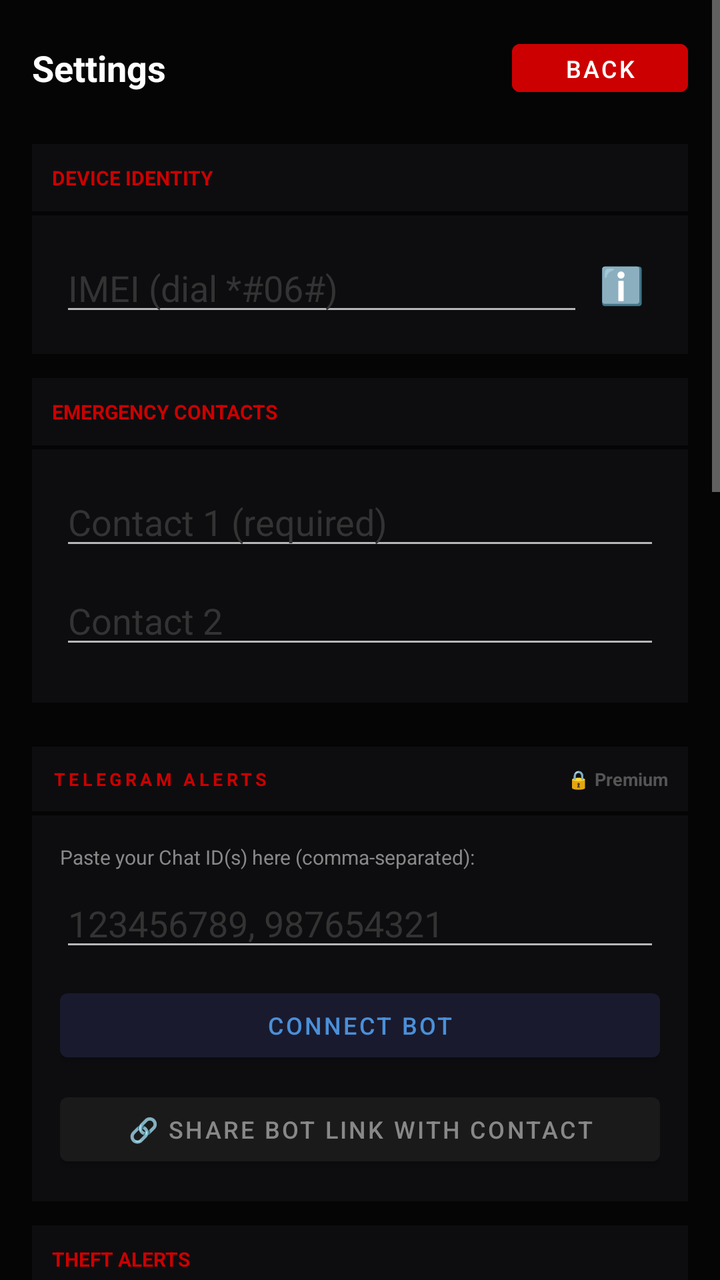
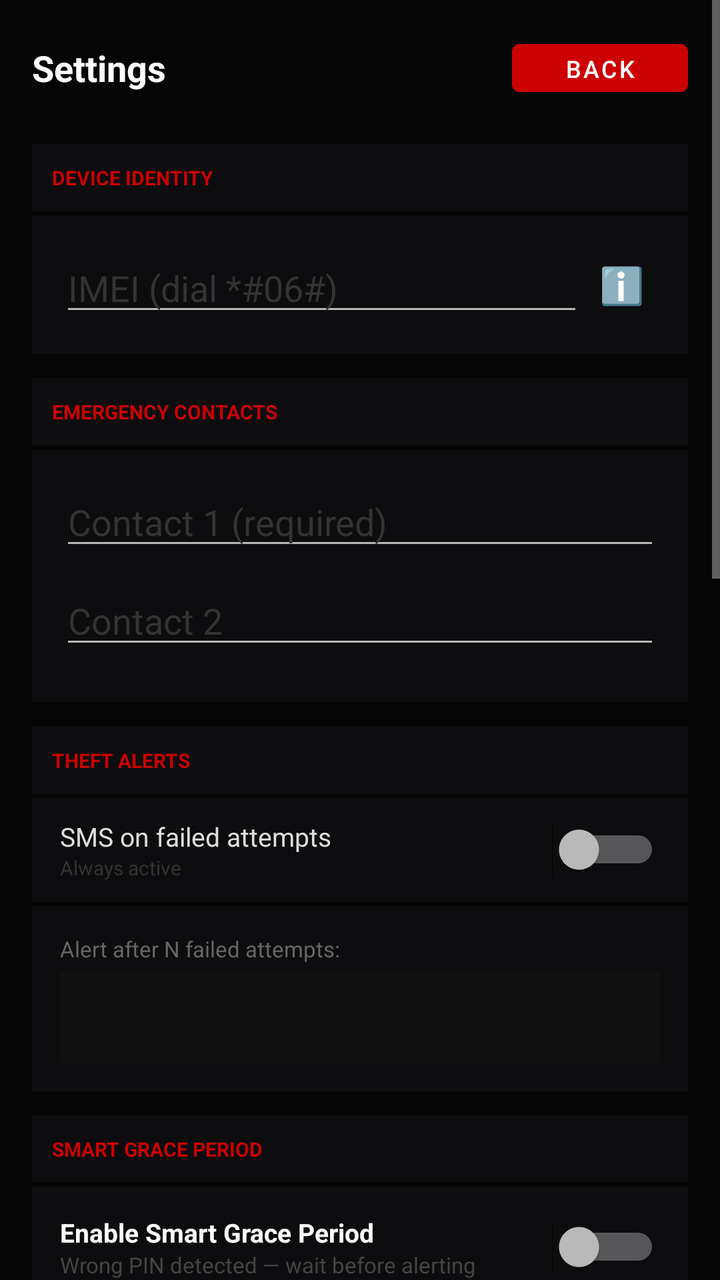

The first picture is an Android layout as it rendered before a commit; the second is the same layout after the commit. The layout source and the unified diff follow.
<!-- AndroidManifest.xml: application theme Theme.ThievesTrap -->
<!-- res/layout/activity_settings.xml -->
<?xml version="1.0" encoding="utf-8"?>
<ScrollView xmlns:android="http://schemas.android.com/apk/res/android"
    android:layout_width="match_parent" android:layout_height="match_parent"
    android:background="#050505">
    <LinearLayout android:layout_width="match_parent" android:layout_height="wrap_content"
        android:orientation="vertical" android:padding="16dp">

        
        <LinearLayout android:layout_width="match_parent" android:layout_height="wrap_content"
            android:orientation="horizontal" android:gravity="center_vertical"
            android:layout_marginBottom="20dp">
            <TextView android:text="@string/settings_title" android:layout_width="0dp"
                android:layout_height="wrap_content" android:layout_weight="1"
                android:textSize="18sp" android:textStyle="bold" android:textColor="#FFFFFF"/>
            <Button android:id="@+id/btn_back" android:layout_width="wrap_content"
                android:layout_height="36dp" android:text="@string/back_btn"
                android:backgroundTint="#CC0000" android:textColor="#FFFFFF" android:textSize="12sp"/>
        </LinearLayout>

        
        <TextView android:text="@string/section_identity"
            android:layout_width="match_parent" android:layout_height="wrap_content"
            android:textSize="10sp" android:textColor="#CC0000" android:textStyle="bold"
            android:background="#0D0D10" android:padding="10dp" android:layout_marginBottom="2dp"/>
        <LinearLayout android:layout_width="match_parent" android:layout_height="wrap_content"
            android:orientation="vertical" android:background="#0D0D10"
            android:padding="14dp" android:layout_marginBottom="12dp">
            <LinearLayout android:layout_width="match_parent" android:layout_height="wrap_content"
                android:orientation="horizontal" android:gravity="center_vertical">
                <EditText android:id="@+id/et_imei" android:layout_width="0dp"
                    android:layout_height="wrap_content" android:layout_weight="1"
                    android:hint="IMEI (dial *#06#)" android:inputType="number"
                    android:textColor="#FFFFFF" android:textColorHint="#333333"/>
                <TextView android:id="@+id/tv_imei_hint" android:layout_width="wrap_content"
                    android:layout_height="wrap_content" android:text="&#8505;&#65039;"
                    android:textSize="18sp" android:textColor="#CC0000" android:padding="8dp"/>
            </LinearLayout>
        </LinearLayout>

        
        <TextView android:text="@string/section_contacts"
            android:layout_width="match_parent" android:layout_height="wrap_content"
            android:textSize="10sp" android:textColor="#CC0000" android:textStyle="bold"
            android:background="#0D0D10" android:padding="10dp" android:layout_marginBottom="2dp"/>
        <LinearLayout android:layout_width="match_parent" android:layout_height="wrap_content"
            android:orientation="vertical" android:background="#0D0D10"
            android:padding="14dp" android:layout_marginBottom="12dp">
            <EditText android:id="@+id/et_phone" android:layout_width="match_parent"
                android:layout_height="wrap_content" android:hint="Contact 1 (required)"
                android:inputType="phone" android:textColor="#FFFFFF"
                android:textColorHint="#333333" android:layout_marginBottom="8dp"/>
            <EditText android:id="@+id/et_phone2" android:layout_width="match_parent"
                android:layout_height="wrap_content" android:hint="Contact 2"
                android:inputType="phone" android:textColor="#FFFFFF"
                android:textColorHint="#333333" android:layout_marginBottom="8dp"/>
        </LinearLayout>

        
        <LinearLayout android:layout_width="match_parent" android:layout_height="wrap_content"
            android:orientation="horizontal" android:gravity="center_vertical"
            android:background="#0D0D10" android:padding="10dp"
            android:layout_marginTop="10dp" android:layout_marginBottom="2dp">
            <TextView android:text="@string/telegram_section"
                android:layout_width="0dp" android:layout_height="wrap_content"
                android:layout_weight="1"
                android:textSize="9sp" android:textColor="#CC0000" android:textStyle="bold"
                android:letterSpacing="0.2"/>
            <TextView android:id="@+id/tv_telegram_premium_badge"
                android:layout_width="wrap_content" android:layout_height="wrap_content"
                android:text="@string/premium_lock" android:textSize="9sp"
                android:textColor="#555555" android:textStyle="bold"/>
        </LinearLayout>
        <LinearLayout android:id="@+id/layout_telegram_section"
            android:layout_width="match_parent" android:layout_height="wrap_content"
            android:orientation="vertical" android:background="#0D0D10"
            android:padding="14dp" android:layout_marginBottom="12dp">
            
            <TextView android:text="@string/paste_chat_id"
                android:layout_width="match_parent" android:layout_height="wrap_content"
                android:textSize="10sp" android:textColor="#888888" android:layout_marginBottom="4dp"/>
            <EditText android:id="@+id/et_telegram_ids"
                android:layout_width="match_parent" android:layout_height="wrap_content"
                android:hint="123456789, 987654321"
                android:inputType="text" android:textColor="#FFFFFF"
                android:textColorHint="#333333" android:layout_marginBottom="10dp"
                android:focusable="false" android:clickable="true"/>

            
            <Button android:id="@+id/btn_setup_bot"
                android:layout_width="match_parent" android:layout_height="44dp"
                android:text="@string/connect_bot"
                android:backgroundTint="#1A1A2E" android:textColor="#4A90D9"
                android:textSize="12sp" android:layout_marginBottom="8dp"/>

            
            <Button android:id="@+id/btn_share_bot"
                android:layout_width="match_parent" android:layout_height="44dp"
                android:text="@string/tg_share_bot_btn"
                android:backgroundTint="#1A1A1A" android:textColor="#888888"
                android:textSize="12sp"/>
        </LinearLayout>

        
        <TextView android:text="@string/theft_alerts_section"
            android:layout_width="match_parent" android:layout_height="wrap_content"
            android:textSize="10sp" android:textColor="#CC0000" android:textStyle="bold"
            android:background="#0D0D10" android:padding="10dp" android:layout_marginBottom="2dp"/>
        <LinearLayout android:layout_width="match_parent" android:layout_height="wrap_content"
            android:orientation="vertical" android:background="#0D0D10" android:layout_marginBottom="2dp">
            <LinearLayout android:layout_width="match_parent" android:layout_height="52dp"
                android:orientation="horizontal" android:gravity="center_vertical"
                android:paddingStart="14dp" android:paddingEnd="14dp">
                <LinearLayout android:layout_width="0dp" android:layout_height="wrap_content"
                    android:layout_weight="1" android:orientation="vertical">
                    <TextView android:text="@string/sms_failed_label" android:layout_width="wrap_content"
                        android:layout_height="wrap_content" android:textColor="#DDDDDD" android:textSize="13sp"/>
                    <TextView android:text="@string/sms_failed_always" android:layout_width="wrap_content"
                        android:layout_height="wrap_content" android:textColor="#333333" android:textSize="10sp"/>
                </LinearLayout>
                <Switch android:id="@+id/sw_failed"
                    android:layout_width="wrap_content" android:layout_height="wrap_content"/>
            </LinearLayout>
        </LinearLayout>
        <LinearLayout android:layout_width="match_parent" android:layout_height="wrap_content"
            android:orientation="vertical" android:background="#0D0D10"
            android:padding="14dp" android:layout_marginBottom="12dp">
            <TextView android:text="@string/alert_after_n"
                android:layout_width="wrap_content" android:layout_height="wrap_content"
                android:textColor="#666666" android:textSize="11sp" android:layout_marginBottom="4dp"/>
            <Spinner android:id="@+id/spinner_failed" android:layout_width="match_parent"
                android:layout_height="46dp" android:background="#111111"/>
        </LinearLayout>

        
        <TextView android:text="@string/grace_section"
            android:layout_width="match_parent" android:layout_height="wrap_content"
            android:textSize="10sp" android:textColor="#CC0000" android:textStyle="bold"
            android:background="#0D0D10" android:padding="10dp" android:layout_marginBottom="2dp"/>
        <LinearLayout android:layout_width="match_parent" android:layout_height="wrap_content"
            android:orientation="vertical" android:background="#0D0D10"
            android:padding="14dp" android:layout_marginBottom="12dp">
            <LinearLayout android:layout_width="match_parent" android:layout_height="wrap_content"
                android:orientation="horizontal" android:gravity="center_vertical"
                android:layout_marginBottom="8dp">
                <LinearLayout android:layout_width="0dp" android:layout_height="wrap_content"
                    android:layout_weight="1" android:orientation="vertical">
                    <TextView android:text="@string/grace_toggle_label"
                        android:layout_width="wrap_content" android:layout_height="wrap_content"
                        android:textColor="#FFFFFF" android:textSize="13sp" android:textStyle="bold"/>
                    <TextView android:text="@string/grace_wrong_pin"
                        android:layout_width="wrap_content" android:layout_height="wrap_content"
                        android:textColor="#444444" android:textSize="11sp"/>
                </LinearLayout>
                <Switch android:id="@+id/sw_grace_enabled"
                    android:layout_width="wrap_content" android:layout_height="wrap_content"/>
            </LinearLayout>
            <LinearLayout android:layout_width="match_parent" android:layout_height="wrap_content"
                android:orientation="horizontal" android:gravity="center_vertical"
                android:layout_marginBottom="8dp">
                <TextView android:text="@string/grace_5s" android:layout_width="wrap_content"
                    android:layout_height="wrap_content" android:textColor="#444444"
                    android:textSize="11sp" android:layout_marginEnd="8dp"/>
                <SeekBar android:id="@+id/seekbar_grace" android:layout_width="0dp"
                    android:layout_height="wrap_content" android:layout_weight="1"
                    android:max="55" android:progress="5"
                    android:progressTint="#CC0000" android:thumbTint="#CC0000"/>
                <TextView android:text="@string/grace_60s" android:layout_width="wrap_content"
                    android:layout_height="wrap_content" android:textColor="#444444"
                    android:textSize="11sp" android:layout_marginStart="8dp"/>
            </LinearLayout>
            <TextView android:id="@+id/tv_grace_value" android:layout_width="match_parent"
                android:layout_height="wrap_content" android:text="@string/grace_off_label"
                android:textColor="#444444" android:textSize="12sp" android:gravity="center"/>
        </LinearLayout>

        
        <TextView android:text="@string/device_status_section"
            android:layout_width="match_parent" android:layout_height="wrap_content"
            android:textSize="10sp" android:textColor="#CC0000" android:textStyle="bold"
            android:background="#0D0D10" android:padding="10dp" android:layout_marginBottom="2dp"/>
        <LinearLayout android:layout_width="match_parent" android:layout_height="wrap_content"
            android:orientation="vertical" android:background="#0D0D10" android:layout_marginBottom="12dp">

            
            <LinearLayout android:layout_width="match_parent" android:layout_height="50dp"
                android:orientation="horizontal" android:gravity="center_vertical"
                android:paddingStart="14dp" android:paddingEnd="14dp" android:layout_marginBottom="1dp">
                <LinearLayout android:layout_width="0dp" android:layout_height="wrap_content"
                    android:layout_weight="1" android:orientation="vertical">
                    <TextView android:text="@string/selfie_label" android:layout_width="wrap_content"
                        android:layout_height="wrap_content" android:textColor="#DDDDDD" android:textSize="13sp"/>
                    <TextView android:text="@string/selfie_sub_tg" android:layout_width="wrap_content"
                        android:layout_height="wrap_content" android:textColor="#333333" android:textSize="10sp"/>
                </LinearLayout>
                <Switch android:id="@+id/sw_selfie"
                    android:layout_width="wrap_content" android:layout_height="wrap_content"/>
            </LinearLayout>

            
            <LinearLayout android:layout_width="match_parent" android:layout_height="50dp"
                android:orientation="horizontal" android:gravity="center_vertical"
                android:paddingStart="14dp" android:paddingEnd="14dp" android:layout_marginBottom="1dp">
                <LinearLayout android:layout_width="0dp" android:layout_height="wrap_content"
                    android:layout_weight="1" android:orientation="vertical">
                    <TextView android:text="@string/sim_change_label" android:layout_width="wrap_content"
                        android:layout_height="wrap_content" android:textColor="#DDDDDD" android:textSize="13sp"/>
                    <TextView android:text="@string/sim_premium_label" android:layout_width="wrap_content"
                        android:layout_height="wrap_content" android:textColor="#333333" android:textSize="10sp"/>
                </LinearLayout>
                <Switch android:id="@+id/sw_sim"
                    android:layout_width="wrap_content" android:layout_height="wrap_content"/>
            </LinearLayout>

            
            <LinearLayout android:layout_width="match_parent" android:layout_height="50dp"
                android:orientation="horizontal" android:gravity="center_vertical"
                android:paddingStart="14dp" android:paddingEnd="14dp" android:layout_marginBottom="1dp">
                <TextView android:text="@string/silent_mode_label" android:layout_width="0dp"
                    android:layout_height="wrap_content" android:layout_weight="1"
                    android:textColor="#DDDDDD" android:textSize="13sp"/>
                <Switch android:id="@+id/sw_silent"
                    android:layout_width="wrap_content" android:layout_height="wrap_content"/>
            </LinearLayout>

        </LinearLayout>

        
        <TextView android:text="@string/remote_section"
            android:layout_width="match_parent" android:layout_height="wrap_content"
            android:textSize="10sp" android:textColor="#CC0000" android:textStyle="bold"
            android:background="#0D0D10" android:padding="10dp" android:layout_marginBottom="2dp"/>
        <LinearLayout android:layout_width="match_parent" android:layout_height="wrap_content"
            android:orientation="vertical" android:background="#0D0D10"
            android:padding="14dp" android:layout_marginBottom="12dp">
            <TextView android:text="@string/ping_note"
                android:layout_width="match_parent" android:layout_height="wrap_content"
                android:textSize="11sp" android:textColor="#4A90D9" android:lineSpacingMultiplier="1.3"/>
        </LinearLayout>

        
        <TextView android:text="@string/notifications_section"
            android:layout_width="match_parent" android:layout_height="wrap_content"
            android:textSize="9sp" android:textColor="#CC0000" android:textStyle="bold"
            android:background="#0D0D10" android:padding="10dp"
            android:layout_marginTop="10dp" android:layout_marginBottom="2dp"/>
        <LinearLayout android:layout_width="match_parent" android:layout_height="52dp"
            android:orientation="horizontal" android:gravity="center_vertical"
            android:background="#0D0D10" android:paddingStart="14dp" android:paddingEnd="14dp"
            android:layout_marginBottom="12dp">
            <LinearLayout android:layout_width="0dp" android:layout_height="wrap_content"
                android:layout_weight="1" android:orientation="vertical">
                <TextView android:text="@string/notif_status_label"
                    android:layout_width="wrap_content" android:layout_height="wrap_content"
                    android:textColor="#FFFFFF" android:textSize="13sp" android:textStyle="bold"/>
                <TextView android:text="@string/notif_status_sub"
                    android:layout_width="wrap_content" android:layout_height="wrap_content"
                    android:textColor="#444444" android:textSize="11sp"/>
            </LinearLayout>
            <Switch android:id="@+id/sw_notif_enabled"
                android:layout_width="wrap_content" android:layout_height="wrap_content"/>
        </LinearLayout>

        
        <LinearLayout android:layout_width="match_parent" android:layout_height="wrap_content"
            android:orientation="vertical" android:background="#0D0D10"
            android:padding="14dp" android:layout_marginBottom="12dp">
            <Button android:id="@+id/btn_test_sms" android:layout_width="match_parent"
                android:layout_height="44dp" android:text="@string/test_sms"
                android:backgroundTint="#1A1A1A" android:textColor="#AAAAAA"/>
        </LinearLayout>

        
        <LinearLayout android:layout_width="match_parent" android:layout_height="wrap_content"
            android:orientation="vertical" android:background="#0D0D10"
            android:padding="14dp" android:layout_marginBottom="12dp">
            <TextView android:id="@+id/tv_version" android:layout_width="wrap_content"
                android:layout_height="wrap_content" android:textColor="#333333"
                android:textSize="12sp" android:layout_marginBottom="3dp"/>
            <TextView android:id="@+id/tv_total_alerts" android:layout_width="wrap_content"
                android:layout_height="wrap_content" android:textColor="#333333"
                android:textSize="12sp" android:layout_marginBottom="3dp"/>
            <TextView android:id="@+id/tv_last_alert_info" android:layout_width="wrap_content"
                android:layout_height="wrap_content" android:textColor="#333333"
                android:textSize="12sp" android:layout_marginBottom="10dp"/>
            <Button android:id="@+id/btn_reset_stats" android:layout_width="match_parent"
                android:layout_height="42dp" android:text="@string/reset_stats"
                android:backgroundTint="#0D0D0D" android:textColor="#333333"/>
        </LinearLayout>

        
        <TextView android:layout_width="match_parent" android:layout_height="wrap_content"
            android:text="@string/copyright_text"
            android:textSize="9sp" android:textColor="#1A1A1A"
            android:gravity="center" android:padding="12dp"/>

    </LinearLayout>
</ScrollView>
<!-- resources referenced by this layout -->
<resources>
  <string name="alert_after_n">Alert after N failed attempts:</string>
  <string name="back_btn">Back</string>
  <string name="connect_bot">Connect Bot</string>
  <string name="copyright_text">Copyright 2026 iLine Tech by Ferak Aladdin</string>
  <string name="device_status_section">DEVICE STATUS ALERTS — Premium</string>
  <string name="grace_5s">5s</string>
  <string name="grace_60s">60s</string>
  <string name="grace_off_label">Smart Grace Period: OFF</string>
  <string name="grace_section">SMART GRACE PERIOD</string>
  <string name="grace_toggle_label">Enable Smart Grace Period</string>
  <string name="grace_wrong_pin">Wrong PIN detected — wait before alerting</string>
  <string name="notif_status_label">Persistent Status Notification</string>
  <string name="notif_status_sub">Show protection status in notification bar</string>
  <string name="notifications_section">NOTIFICATIONS</string>
  <string name="paste_chat_id">Paste your Chat ID(s) here (comma-separated):</string>
  <string name="ping_note">Note: You can only enable and disable auto location ping remotely. Commands: (PING 2), (PING 5), or (STOP PING).</string>
  <string name="premium_lock">🔒 Premium</string>
  <string name="remote_section">REMOTE CONTROL — Premium</string>
  <string name="reset_stats">Reset Statistics</string>
  <string name="section_contacts">EMERGENCY CONTACTS</string>
  <string name="section_identity">DEVICE IDENTITY</string>
  <string name="selfie_label">Selfie on failed attempts</string>
  <string name="selfie_sub_tg">Photo via Telegram</string>
  <string name="settings_title">Settings</string>
  <string name="silent_mode_label">Silent mode change</string>
  <string name="sim_change_label">SMS on SIM change</string>
  <string name="sim_premium_label">Premium</string>
  <string name="sms_failed_always">Always active</string>
  <string name="sms_failed_label">SMS on failed attempts</string>
  <string name="telegram_section">TELEGRAM ALERTS</string>
  <string name="test_sms">Send Test SMS</string>
  <string name="tg_share_bot_btn">🔗 Share Bot Link with Contact</string>
  <string name="theft_alerts_section">THEFT ALERTS</string>
  <style name="Theme.ThievesTrap" parent="Theme.MaterialComponents.NoActionBar">
          <item name="colorPrimary">#CC0000</item>
          <item name="colorPrimaryVariant">#990000</item>
          <item name="colorOnPrimary">#FFFFFF</item>
          <item name="android:windowBackground">#050505</item>
          <item name="android:statusBarColor">#050505</item>
          <item name="android:navigationBarColor">#050505</item>
      </style>
</resources>

<!-- the commit's change to res/layout/activity_settings.xml (unified diff, before → after) -->
@@ -56,49 +56,6 @@
         </LinearLayout>
 
         
-        <LinearLayout android:layout_width="match_parent" android:layout_height="wrap_content"
-            android:orientation="horizontal" android:gravity="center_vertical"
-            android:background="#0D0D10" android:padding="10dp"
-            android:layout_marginTop="10dp" android:layout_marginBottom="2dp">
-            <TextView android:text="@string/telegram_section"
-                android:layout_width="0dp" android:layout_height="wrap_content"
-                android:layout_weight="1"
-                android:textSize="9sp" android:textColor="#CC0000" android:textStyle="bold"
-                android:letterSpacing="0.2"/>
-            <TextView android:id="@+id/tv_telegram_premium_badge"
-                android:layout_width="wrap_content" android:layout_height="wrap_content"
-                android:text="@string/premium_lock" android:textSize="9sp"
-                android:textColor="#555555" android:textStyle="bold"/>
-        </LinearLayout>
-        <LinearLayout android:id="@+id/layout_telegram_section"
-            android:layout_width="match_parent" android:layout_height="wrap_content"
-            android:orientation="vertical" android:background="#0D0D10"
-            android:padding="14dp" android:layout_marginBottom="12dp">
-            
-            <TextView android:text="@string/paste_chat_id"
-                android:layout_width="match_parent" android:layout_height="wrap_content"
-                android:textSize="10sp" android:textColor="#888888" android:layout_marginBottom="4dp"/>
-            <EditText android:id="@+id/et_telegram_ids"
-                android:layout_width="match_parent" android:layout_height="wrap_content"
-                android:hint="123456789, 987654321"
-                android:inputType="text" android:textColor="#FFFFFF"
-                android:textColorHint="#333333" android:layout_marginBottom="10dp"
-                android:focusable="false" android:clickable="true"/>
-
-            
-            <Button android:id="@+id/btn_setup_bot"
-                android:layout_width="match_parent" android:layout_height="44dp"
-                android:text="@string/connect_bot"
-                android:backgroundTint="#1A1A2E" android:textColor="#4A90D9"
-                android:textSize="12sp" android:layout_marginBottom="8dp"/>
-
-            
-            <Button android:id="@+id/btn_share_bot"
-                android:layout_width="match_parent" android:layout_height="44dp"
-                android:text="@string/tg_share_bot_btn"
-                android:backgroundTint="#1A1A1A" android:textColor="#888888"
-                android:textSize="12sp"/>
-        </LinearLayout>
 
         
         <TextView android:text="@string/theft_alerts_section"
@@ -189,7 +146,7 @@
                     android:layout_weight="1" android:orientation="vertical">
                     <TextView android:text="@string/selfie_label" android:layout_width="wrap_content"
                         android:layout_height="wrap_content" android:textColor="#DDDDDD" android:textSize="13sp"/>
-                    <TextView android:text="@string/selfie_sub_tg" android:layout_width="wrap_content"
+                    <TextView android:text="@string/selfie_sub_desc" android:layout_width="wrap_content"
                         android:layout_height="wrap_content" android:textColor="#333333" android:textSize="10sp"/>
                 </LinearLayout>
                 <Switch android:id="@+id/sw_selfie"
<!-- resource entries referenced after the edit -->
@@ -2,7 +2,6 @@
 <resources>
   <string name="alert_after_n">Alert after N failed attempts:</string>
   <string name="back_btn">Back</string>
-  <string name="connect_bot">Connect Bot</string>
   <string name="copyright_text">Copyright 2026 iLine Tech by Ferak Aladdin</string>
   <string name="device_status_section">DEVICE STATUS ALERTS — Premium</string>
   <string name="grace_5s">5s</string>
@@ -14,24 +13,20 @@
   <string name="notif_status_label">Persistent Status Notification</string>
   <string name="notif_status_sub">Show protection status in notification bar</string>
   <string name="notifications_section">NOTIFICATIONS</string>
-  <string name="paste_chat_id">Paste your Chat ID(s) here (comma-separated):</string>
   <string name="ping_note">Note: You can only enable and disable auto location ping remotely. Commands: (PING 2), (PING 5), or (STOP PING).</string>
-  <string name="premium_lock">🔒 Premium</string>
   <string name="remote_section">REMOTE CONTROL — Premium</string>
   <string name="reset_stats">Reset Statistics</string>
   <string name="section_contacts">EMERGENCY CONTACTS</string>
   <string name="section_identity">DEVICE IDENTITY</string>
   <string name="selfie_label">Selfie on failed attempts</string>
-  <string name="selfie_sub_tg">Photo via Telegram</string>
+  <string name="selfie_sub_desc">Saved to gallery, sent to paired family phones</string>
   <string name="settings_title">Settings</string>
   <string name="silent_mode_label">Silent mode change</string>
   <string name="sim_change_label">SMS on SIM change</string>
   <string name="sim_premium_label">Premium</string>
   <string name="sms_failed_always">Always active</string>
   <string name="sms_failed_label">SMS on failed attempts</string>
-  <string name="telegram_section">TELEGRAM ALERTS</string>
   <string name="test_sms">Send Test SMS</string>
-  <string name="tg_share_bot_btn">🔗 Share Bot Link with Contact</string>
   <string name="theft_alerts_section">THEFT ALERTS</string>
   <style name="Theme.ThievesTrap" parent="Theme.MaterialComponents.NoActionBar">
           <item name="colorPrimary">#CC0000</item>
